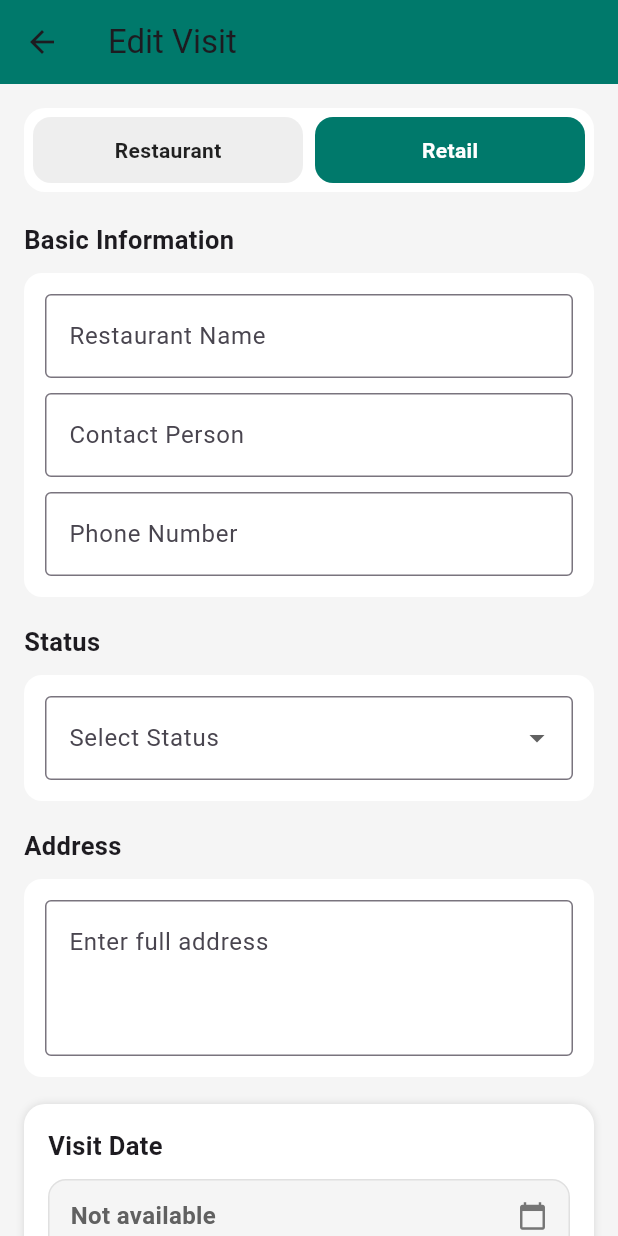
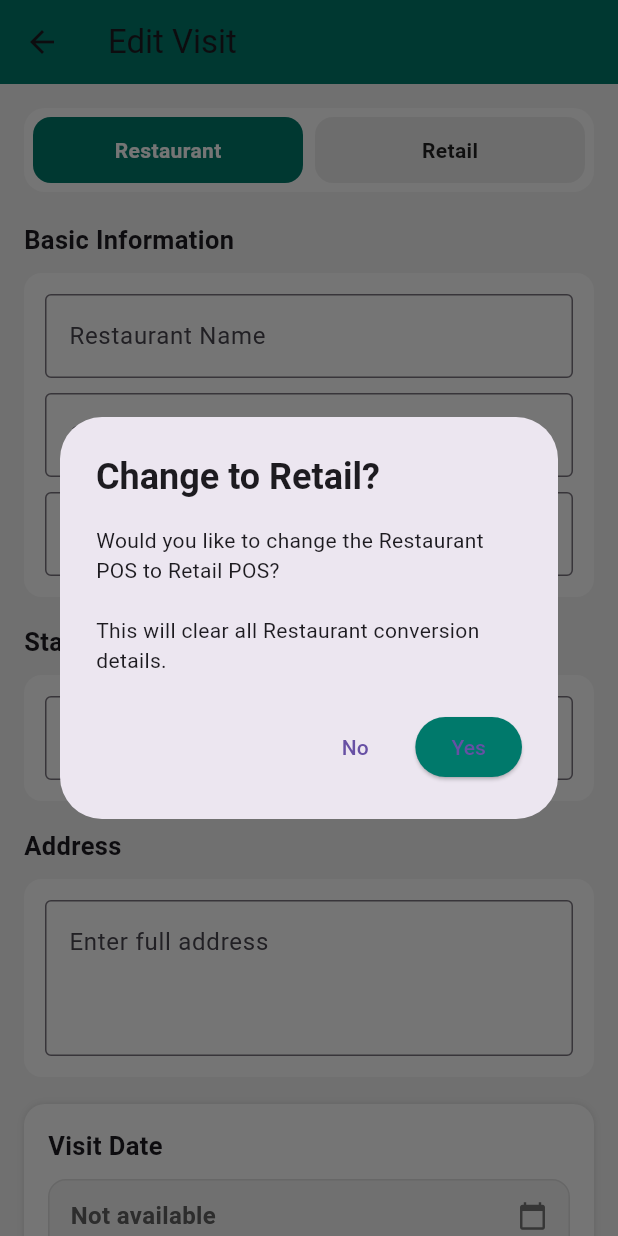
Before and after one commit to msalman231/Ew, a Flutter app: the RestaurantEditPage screen opened directly with empty values, after a tap on "Retail", on a phone screen of 412 x 824 dp. Run offline on Flutter 3.47's test engine with Material 3 defaults, Android fonts, the light colour scheme and no system bars; our stand-ins replace fl_chart, flutter_secure_storage, flutter_svg, geocoding, geolocator, shared_preferences; accounts and stored records are empty.

Commit message:
function changes

```diff
--- a/lib/screens/user/restaurant_edit.dart
+++ b/lib/screens/user/restaurant_edit.dart
@@ -92,6 +92,24 @@ class _RestaurantEditPageState extends State<RestaurantEditPage> {
       default:
         return "";
     }
+  }
+
+  void _resetConversionForRetail() {
+    // POS & pricing
+    selectedPos.clear();
+    costCtrl.clear();
+    discountCtrl.clear();
+    toPayCtrl.clear();
+
+    // Payments
+    deposits.clear();
+    depositAmountCtrl.clear();
+    selectedPaymentMethod = null;
+
+    // Email (conversion specific)
+    emailCtrl.clear();
+
+    setState(() {});
   }
 
   String _mapUiToBackendResType(String ui) {
@@ -284,6 +302,50 @@ class _RestaurantEditPageState extends State<RestaurantEditPage> {
     return selectedPaymentMethod != null && amt > 0;
   }
 
+  Future<void> _confirmSwitchToRetail() async {
+    final result = await showDialog<bool>(
+      context: context,
+      barrierDismissible: false,
+      builder: (ctx) {
+        return AlertDialog(
+          title: const Text(
+            "Change to Retail?",
+            style: TextStyle(fontWeight: FontWeight.w700),
+          ),
+          content: const Text(
+            "Would you like to change the Restaurant POS to Retail POS?\n\n"
+            "This will clear all Restaurant conversion details.",
+          ),
+          actions: [
+            TextButton(
+              onPressed: () => Navigator.pop(ctx, false),
+              child: const Text("No"),
+            ),
+            ElevatedButton(
+              onPressed: () => Navigator.pop(ctx, true),
+              style: ElevatedButton.styleFrom(
+                backgroundColor: Colors.teal.shade700,
+              ),
+              child: const Text("Yes"),
+            ),
+          ],
+        );
+      },
+    );
+
+    if (result == true) {
+      setState(() {
+        selectedTopTab = "Retail";
+
+        _resetConversionForRetail();
+
+        // Force retail price
+        costCtrl.text = retailFixedPrice.toString();
+        _recalculateToPay();
+      });
+    }
+  }
+
   // price logic
   void _recalculateCost() {
     if (selectedTopTab == "Retail") {
@@ -410,8 +472,7 @@ class _RestaurantEditPageState extends State<RestaurantEditPage> {
 
     // 🔑 ALWAYS determine backend res_type
     final String backendResType =
-        _mapUiToBackendResType(restaurantType!) ??
-        r["res_type"].toString();
+        _mapUiToBackendResType(restaurantType!) ?? r["res_type"].toString();
 
     bool ok = false;
 
@@ -649,19 +710,35 @@ class _RestaurantEditPageState extends State<RestaurantEditPage> {
   // ---------------- UI helpers ----------------
   Widget _tabItem(String label) {
     final active = selectedTopTab == label;
+
     return Expanded(
       child: GestureDetector(
-        onTap: () {
+        onTap: () async {
+          if (label == selectedTopTab) return;
+
+          //  EDIT MODE + Restaurant → Retail
+          if (_isEditMode &&
+              selectedTopTab == "Restaurant" &&
+              label == "Retail") {
+            await _confirmSwitchToRetail();
+            return;
+          }
+
+          // Normal switch (Retail → Restaurant OR others)
           setState(() {
             selectedTopTab = label;
+
             selectedPos.clear();
 
-            if (!_isEditMode) {
-              _recalculateCost();
+            if (label == "Retail") {
+              costCtrl.text = retailFixedPrice.toString();
+            } else {
+              costCtrl.text = "0";
             }
+
+            _recalculateToPay();
           });
         },
-
         child: Container(
           padding: const EdgeInsets.symmetric(vertical: 12),
           decoration: BoxDecoration(
--- a/lib/screens/user/restaurant_form_page.dart
+++ b/lib/screens/user/restaurant_form_page.dart
@@ -1,11 +1,9 @@
 import 'package:flutter/material.dart';
 import '../../services/location_service.dart';
 import '../../services/restaurant_service.dart';
-// import 'dart:convert';
 import 'package:flutter/services.dart';
 
 import 'package:flutter_svg/flutter_svg.dart';
-// import 'package:flutter/services.dart';
 import 'package:url_launcher/url_launcher.dart';
 
 class RestaurantFormPage extends StatefulWidget {
@@ -85,6 +83,26 @@ class _RestaurantFormPageState extends State<RestaurantFormPage> {
   double cost = 0;
   double toPay = 0;
   final TextEditingController dateCtrl = TextEditingController();
+
+  void _resetConversionState() {
+    // Conversion inputs
+    emailCtrl.clear();
+    costCtrl.clear();
+    discountCtrl.clear();
+    balanceCtrl.clear();
+
+    // POS + pricing
+    selectedPos.clear();
+
+    // Payments
+    deposits.clear();
+    depositAmountCtrl.clear();
+    selectedPaymentMethod = null;
+
+    // Optional: reset installation date if needed
+    installationDate = DateTime.now();
+    setState(() {});
+  }
 
   void _recalculateCost() {
     if (selectedTopTab == "Retail") {
@@ -674,6 +692,7 @@ class _RestaurantFormPageState extends State<RestaurantFormPage> {
                           selectedPos.clear(); // restaurant POS reset
                           costCtrl.text = ""; // clear cost
                           balanceCtrl.text = ""; // clear ToPay
+                          _resetConversionState();
                         });
                       },
 
@@ -722,12 +741,14 @@ class _RestaurantFormPageState extends State<RestaurantFormPage> {
                       onTap: () {
                         setState(() {
                           selectedTopTab = "Retail";
-                          selectedPos.clear();
-
-                          // SET COST = 5000 for Retail
+
+                          //CLEAR ALL RESTAURANT / CONVERSION DATA
+                          _resetConversionState();
+
+                          // Retail fixed price
                           costCtrl.text = retailFixedPrice.toString();
 
-                          // APPLY DISCOUNT IF EXISTS
+                          // Recalculate To Pay (after discount = 0)
                           _recalculateToPay();
                         });
                       },
@@ -901,7 +922,19 @@ class _RestaurantFormPageState extends State<RestaurantFormPage> {
                     .map((e) => DropdownMenuItem(value: e, child: Text(e)))
                     .toList(),
                 onChanged: (value) {
-                  setState(() => restaurantType = value);
+                  setState(() {
+                    restaurantType = value;
+
+                    if (value != "Conversion") {
+                      _resetConversionState();
+                    }
+                    if (value != "Closed") {
+                      _resetConversionState();
+                    }
+                    if (value != "Installation") {
+                      _resetConversionState();
+                    }
+                  });
                 },
               ),
             ),
```
Also changed, not shown: lib/screens/user/restaurant_list.dart (line endings or trailing spaces).
